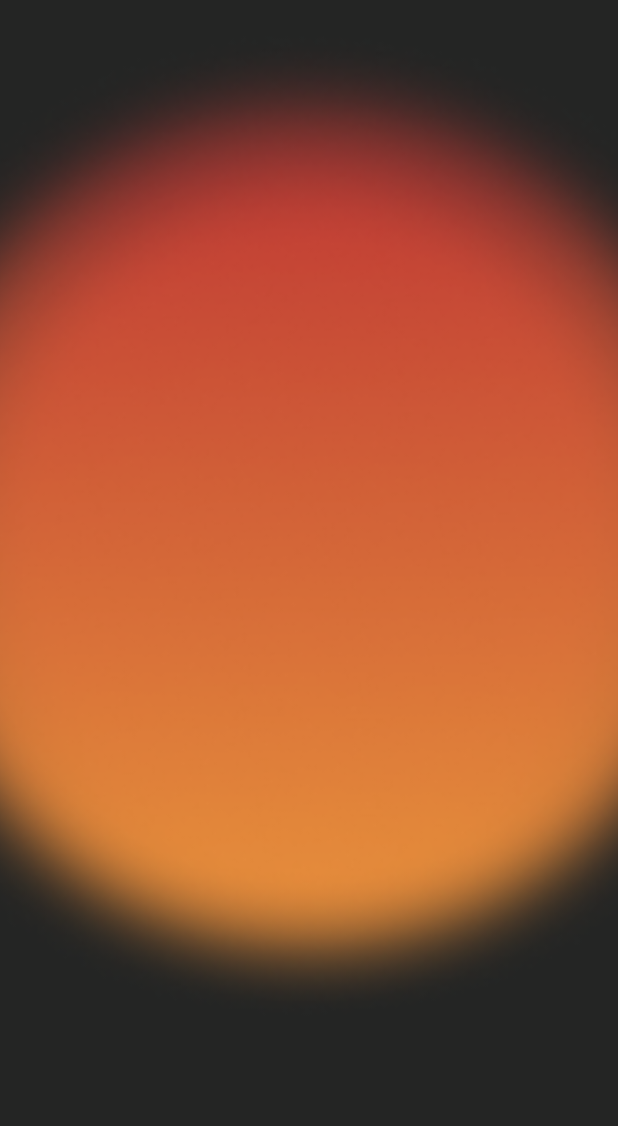
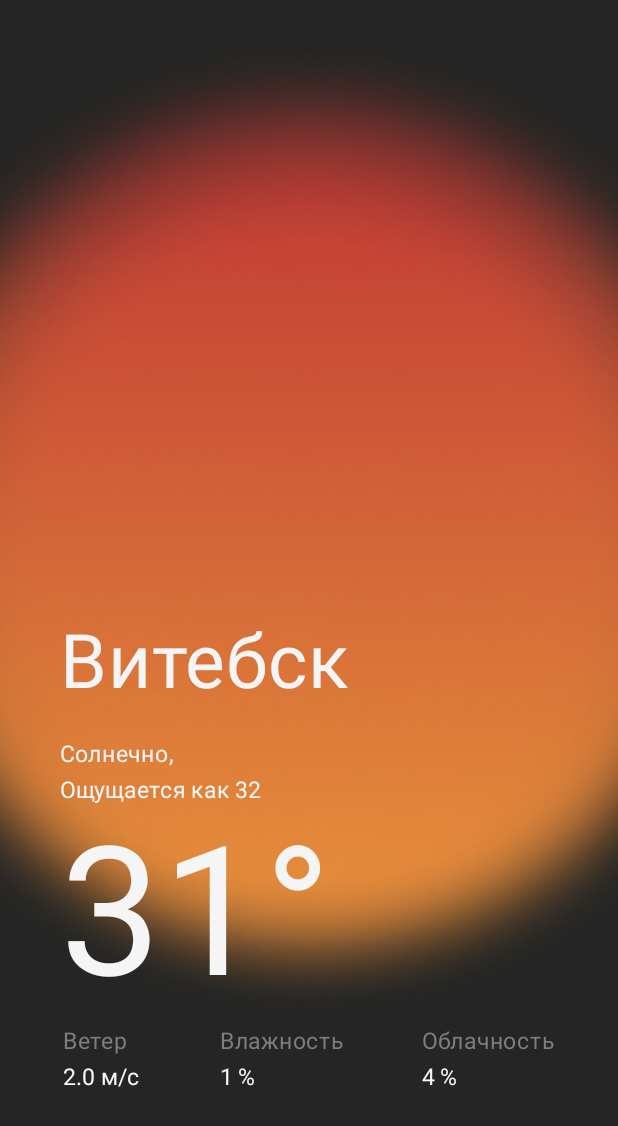
Before and after one commit to OGsinister/RainyDays, an Android app built with Jetpack Compose: the screen it shows after launch (MainActivity), on a phone screen of 412 x 824 dp. Shown: the top 1126 px of the screen. Run offline under Robolectric (Android 15) with nearby library versions, the phone set to English and light mode, and no system bars; our stand-ins replace Dagger/Hilt's generated code.

Commit message:
Почти доделал дизайн основного экрана

```diff
--- a/app/src/main/java/com/example/rainydays/MainActivity.kt
+++ b/app/src/main/java/com/example/rainydays/MainActivity.kt
@@ -8,14 +8,17 @@ import androidx.compose.foundation.layout.Box
 import androidx.compose.foundation.layout.Column
 import androidx.compose.foundation.layout.fillMaxSize
 import androidx.compose.foundation.layout.systemBarsPadding
+import androidx.compose.material3.Surface
 import androidx.compose.runtime.Composable
 import androidx.compose.ui.Modifier
+import androidx.compose.ui.draw.paint
 import androidx.compose.ui.layout.ContentScale
 import androidx.compose.ui.res.painterResource
 import androidx.compose.ui.tooling.preview.Preview
 import androidx.navigation.compose.NavHost
 import androidx.navigation.compose.composable
 import androidx.navigation.compose.rememberNavController
+import com.example.core_data.model.Location
 import com.example.rainydays.navigation.Screens
 import com.example.rainydays.feature_favorite.ui.FavoritesScreen
 import com.example.rainydays.feature_forecast.ui.ForecastScreen
@@ -31,27 +34,32 @@ class MainActivity : ComponentActivity() {
         setContent {
             RainyDaysTheme {
                 val navController = rememberNavController()
+                val location = Location(
+                    id = 1,
+                    cityName = "Витебск",
+                    cloud = 4,
+                    conditionText = "Солнечно",
+                    feelsLikeTemp = 32.0,
+                    humidity = 1,
+                    icon = "R.drawable.ic_sunny_image",
+                    temperature = 31.0,
+                    wind = 2.0
+                )
                 Column(
                     modifier = Modifier
                         .fillMaxSize()
                         .systemBarsPadding()
+                        .paint(
+                            painterResource(randomWeather()),
+                            contentScale = ContentScale.FillHeight
+                        )
                 ){
-                    Box(
-                        modifier = Modifier.fillMaxSize()
-                    ){
-                        Image(
-                            painterResource(randomWeather()),
-                            contentDescription = null,
-                            contentScale = ContentScale.FillHeight,
-                            modifier = Modifier.matchParentSize()
-                        )
-                    }
                     NavHost(
                         navController = navController,
                         startDestination = Screens.MainScreen.route,
                     ){
                         composable(route = Screens.MainScreen.route){
-                            MainScreen()
+                            MainScreen(location)
                         }
                         composable(route = Screens.FavoritesScreen.route){
                             FavoritesScreen()
--- /dev/null
+++ b/feature_weather/src/main/java/com/example/rainydays/feature_weather/ui/WeatherColors.kt
@@ -0,0 +1,6 @@
+package com.example.rainydays.feature_weather.ui
+
+import androidx.compose.ui.graphics.Color
+
+val mainColor = Color(0xFFf5f5f5)
+val bottomTextColor = Color(0XFF7d7e7e)
--- a/feature_weather/src/main/java/com/example/rainydays/feature_weather/ui/WeatherScreen.kt
+++ b/feature_weather/src/main/java/com/example/rainydays/feature_weather/ui/WeatherScreen.kt
@@ -1,38 +1,159 @@
 package com.example.rainydays.feature_weather.ui
 
-import androidx.compose.foundation.background
 import androidx.compose.foundation.layout.Arrangement
 import androidx.compose.runtime.Composable
 import androidx.compose.foundation.layout.Column
+import androidx.compose.foundation.layout.Row
+import androidx.compose.foundation.layout.Spacer
 import androidx.compose.foundation.layout.fillMaxSize
+import androidx.compose.foundation.layout.fillMaxWidth
+import androidx.compose.foundation.layout.padding
+import androidx.compose.material3.Text
 import androidx.compose.ui.Alignment
 import androidx.compose.ui.Modifier
-import androidx.compose.ui.graphics.Brush
+import androidx.compose.ui.graphics.Color
+import androidx.compose.ui.unit.dp
+import androidx.compose.ui.unit.sp
+import com.example.core_data.model.Location
+import com.example.rainydays.feature_weather.utils.Symbols
 
 @Composable
-fun MainScreen() {
+fun MainScreen(location: Location) {
     Column(
         modifier = Modifier
             .fillMaxSize()
+            .padding(start = 40.dp, end = 40.dp)
     ){
         Column(
             modifier = Modifier
-                /*.clip(RoundedCornerShape(20.dp))
-                .fillMaxSize()
-                .blur(5.dp)
-                .padding(top = 20.dp),*/,
-            verticalArrangement = Arrangement.Center,
-            horizontalAlignment = Alignment.CenterHorizontally
+                .weight(1f)
+        ) {
+
+        }
+        Column(
+            modifier = Modifier
+                .fillMaxWidth()
+                .weight(1f)
         ){
-
-            /*Canvas(
-                modifier = Modifier
-                    .fillMaxWidth()
-                    .size(450.dp),
-                onDraw = {
-                    drawCircle(brush)
-                }
-            )*/
+            CitySection(location)
+            TemperatureSection(location)
+            MoreInfoSection(location)
         }
     }
 }
+
+@Composable
+fun CitySection(location: Location) {
+    Column(
+        modifier = Modifier
+            .fillMaxWidth()
+    ) {
+        Row(
+            modifier = Modifier
+                .fillMaxWidth()
+        ){
+            Text(
+                text = location.cityName,
+                fontSize = 50.sp,
+                color = mainColor
+            )
+           /* Icon(
+                painter = painterResource(id = location.icon.toInt()),
+                contentDescription = null
+            )*/
+        }
+        Spacer(modifier = Modifier.padding(10.dp))
+        Column(
+            modifier = Modifier
+                .fillMaxWidth()
+        ){
+            Text(
+                text = "${location.conditionText},",
+                fontSize = 15.sp,
+                color = mainColor
+            )
+            Text(
+                text = "Ощущается как ${location.feelsLikeTemp.toInt()}",
+                fontSize = 15.sp,
+                color = mainColor
+            )
+        }
+
+    }
+}
+@Composable
+fun TemperatureSection(location: Location){
+    Column(
+        modifier = Modifier
+            .fillMaxWidth()
+    ){
+        Row{
+            Text(
+                text = "${location.temperature.toInt()}",
+                fontSize = 120.sp,
+                color = mainColor
+            )
+            Text(
+                text = Symbols.celsius,
+                fontSize = 120.sp,
+                color = mainColor
+            )
+        }
+    }
+}
+
+@Composable
+fun MoreInfoSection(location: Location){
+    Row(
+        modifier = Modifier
+            .fillMaxWidth(),
+        verticalAlignment = Alignment.CenterVertically,
+        horizontalArrangement = Arrangement.SpaceBetween
+    ){
+        Column(
+            modifier = Modifier
+                .padding(2.dp)
+        ){
+            Text(
+                text = "Ветер",
+                color = bottomTextColor,
+                fontSize = 15.sp
+            )
+            Text(
+                text = "${location.wind} м/с",
+                color = mainColor,
+                fontSize = 15.sp
+            )
+        }
+        Column(
+            modifier = Modifier
+                .padding(2.dp)
+        ){
+            Text(
+                text = "Влажность",
+                color = bottomTextColor,
+                fontSize = 15.sp
+            )
+            Text(
+                text = "${location.humidity} ${Symbols.percent}",
+                color = mainColor,
+                fontSize = 15.sp
+            )
+        }
+        Column(
+            modifier = Modifier
+                .padding(2.dp)
+        ){
+            Text(
+                text = "Облачность",
+                color = bottomTextColor,
+                fontSize = 15.sp
+            )
+            Text(
+                text = "${location.cloud} ${Symbols.percent}",
+                color = mainColor,
+                fontSize = 15.sp
+            )
+        }
+    }
+}
--- /dev/null
+++ b/feature_weather/src/main/java/com/example/rainydays/feature_weather/utils/Symbols.kt
@@ -0,0 +1,9 @@
+package com.example.rainydays.feature_weather.utils
+
+/**
+ * Reference - https://en.wikipedia.org/wiki/List_of_XML_and_HTML_character_entity_references
+ */
+object Symbols {
+    const val celsius = "\u00B0"
+    const val percent = "\u0025"
+}
```
Also changed, not shown: app/src/main/res/drawable/ic_sunny_image.png (added).
